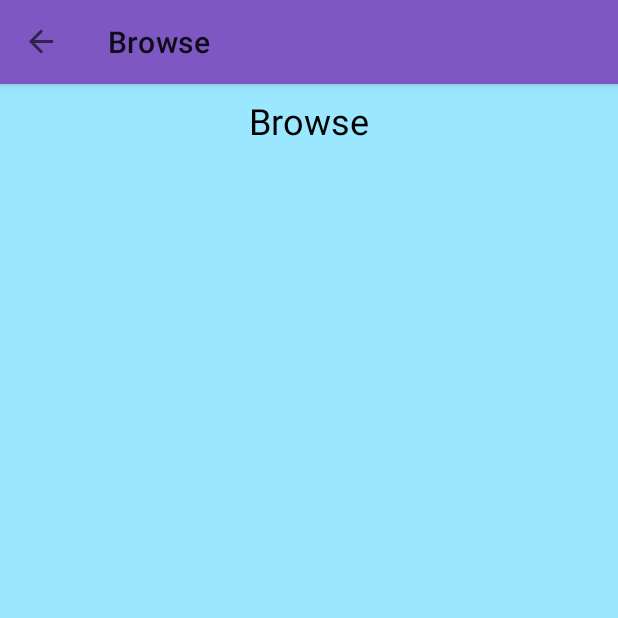
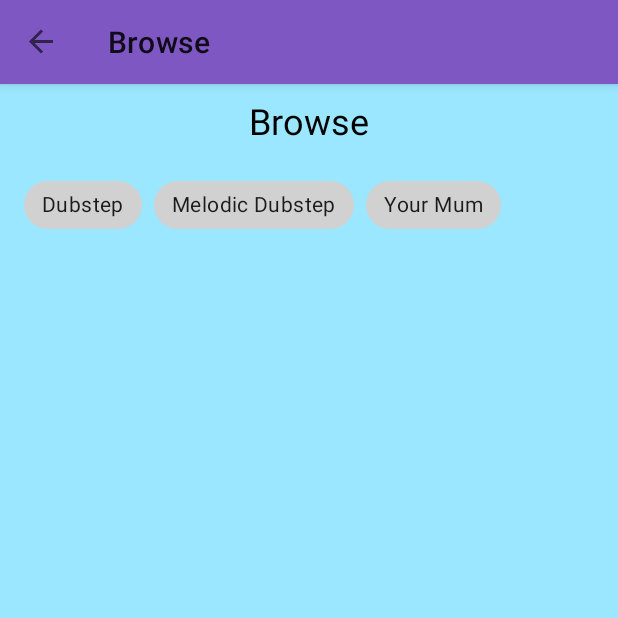
Before and after one commit to rpezzuti/DailyDose, an Android app: the BrowseFragment screen opened through its navigation route, on a phone screen of 412 x 824 dp, the top half of it. Run offline under Robolectric (Android 15) with nearby library versions, the phone set to English and light mode, and no system bars; our stand-ins replace Room's generated code, Timber, data binding, navigation-ui; libraries missing offline, so code that uses them is left out: com.jakewharton.retrofit2; 2 statements that could not run were skipped.

Commit message:
added chip group XML, finally cleaned up browsing fragment code

```diff
--- a/app/src/main/java/rhett/pezzuti/dailydose/data/TrackDatabaseDao.kt
+++ b/app/src/main/java/rhett/pezzuti/dailydose/data/TrackDatabaseDao.kt
@@ -27,7 +27,7 @@ interface TrackDatabaseDao {
     fun getFavorites(favorite: Boolean): LiveData<List<DatabaseTrack>>
 
     @Query ("SELECT * FROM track_table WHERE is_favorite = :favorite")
-    fun saveFavorites(favorite: Boolean): List<DatabaseTrack>
+    fun getFavoritesToSave(favorite: Boolean): List<DatabaseTrack>
 
     @Query("SELECT * FROM track_table ORDER BY track_timestamp DESC LIMIT 5")
     fun getRecentTracks(): LiveData<List<DatabaseTrack>>
--- a/app/src/main/java/rhett/pezzuti/dailydose/main/browse/BrowseFragment.kt
+++ b/app/src/main/java/rhett/pezzuti/dailydose/main/browse/BrowseFragment.kt
@@ -12,6 +12,7 @@ import android.widget.Toast
 import androidx.appcompat.app.AppCompatActivity
 import androidx.databinding.DataBindingUtil
 import androidx.lifecycle.ViewModelProvider
+import com.google.android.material.chip.Chip
 import rhett.pezzuti.dailydose.R
 import rhett.pezzuti.dailydose.adapters.FabListener
 import rhett.pezzuti.dailydose.adapters.TrackAdapter
@@ -92,6 +93,8 @@ class BrowseFragment : Fragment() {
         })
         binding.browseRecyclerView.adapter = viewModelAdapter
 
+        makeChips()
+
 
 
         (activity as AppCompatActivity).supportActionBar?.title = getString(R.string.fragment_browse_title)
@@ -99,5 +102,29 @@ class BrowseFragment : Fragment() {
     }
 
 
+    private
+    fun makeChips() {
+        // Dummy List Data
+        val dummyList = listOf("Dubstep", "Melodic Dubstep", "Your Mum")
+
+        // Make a new Chip Group
+        val chipGroup = binding.browseChipGroup
+
+        // Inflate it
+        val inflater = LayoutInflater.from(chipGroup.context)
+
+        // Iterate over the list and make a new chip child for each string (genre) in the list
+        val children = dummyList.map { genre ->
+            val chip = inflater.inflate(R.layout.genre_chip, chipGroup, false) as Chip
+            chip.text = genre
+            chip.tag = genre
+            chip
+        }
+
+        chipGroup.removeAllViews()
+        for (chip in children) {
+            chipGroup.addView(chip)
+        }
+    }
 
 }
--- a/app/src/main/java/rhett/pezzuti/dailydose/network/RetrofitBrowse.kt
+++ b/app/src/main/java/rhett/pezzuti/dailydose/network/RetrofitBrowse.kt
@@ -1,6 +1,5 @@
 package rhett.pezzuti.dailydose.network
 
-import androidx.work.impl.constraints.trackers.NetworkStateTracker
 import com.google.gson.JsonObject
 import com.jakewharton.retrofit2.adapter.kotlin.coroutines.CoroutineCallAdapterFactory
 import com.squareup.moshi.Moshi
@@ -10,10 +9,7 @@ import retrofit2.Call
 import retrofit2.Retrofit
 import retrofit2.converter.gson.GsonConverterFactory
 import retrofit2.converter.moshi.MoshiConverterFactory
-import retrofit2.converter.scalars.ScalarsConverterFactory
 import retrofit2.http.GET
-import rhett.pezzuti.dailydose.data.domain.LocalTrack
-import rhett.pezzuti.dailydose.data.domain.Track
 
 private const val FIREBASE_BASE_URL = "https://daily-dose-f1709-default-rtdb.firebaseio.com/"
 
@@ -27,13 +23,6 @@ private val moshiRetrofit = Retrofit.Builder()
     .addCallAdapterFactory(CoroutineCallAdapterFactory())
     .build()
 
-// Different scalars factory, in an attempt to get a JSON object.
-// Works when getting listOf(track1, track2)
-private val scalarsRetrofit = Retrofit.Builder()
-    .baseUrl(FIREBASE_BASE_URL)
-    .addConverterFactory(ScalarsConverterFactory.create())
-    .build()
-
 private val gsonRetrofit = Retrofit.Builder()
     .baseUrl(FIREBASE_BASE_URL)
     .addConverterFactory(GsonConverterFactory.create())
@@ -41,58 +30,8 @@ private val gsonRetrofit = Retrofit.Builder()
 
 interface BrowseFirebaseApiService {
 
-    /**
-     * GET A JSON OBJECT
-     * - Scalars RETROFIT
-     * - @GET ("tracks/test-genre.json")
-     * - :Call<String>
-     */
-
-    @GET("tracks/dummy-genre/track.json")
-    fun getOneTrackFromFirebase():
-            Call<Track>
-
-    // Moshi, returns a List<Track> object
-    @GET("tracks/test-genre-list.json")
-    fun getTestGenreListTrack():
-            Call<List<Track>>
-
-
-    //          SCALARS
-    // @GET ("tracks/test-genre") returns HTML
-    // @GET ("tracks.test-genre.json) returns A full JSON object of the entire Genre
-    // @GET ("tracks/test-genre/It%20Sounds%20Like%20We're%20Breaking.json") returns just that track
-    // If i try to return a Call<Track> instead of Call<String>, i get a converter Error
-    // - for @GET ("tracks/test-genre/It%20Sounds%20Like%20We're%20Breaking.json")
-    @GET ("tracks/test-genre.json")
-    fun getOneJsonString():
-            Call<String>
-
-    // Moshi, gives me one track that is parsed. Returns name
-    @GET("tracks/test-genre/It%20Sounds%20Like%20We're%20Breaking.json")
-    fun parseOneJson():
-            Call<LocalTrack>
-
-
-
-
-
-
-
-
-
-
-
-
-
-    // Gson, gives me a Json object to parse.
-    @GET ("tracks/melodic-dubstep.json")
-    fun getMelodicDubstep():
-            Call<JsonObject>
-
-
-
     // Gson, get all the babies.
+    // The dream has been realized.
     @GET ("tracks.json")
     fun getAllTracks():
             Call<JsonObject>
@@ -103,22 +42,6 @@ interface BrowseFirebaseApiService {
     fun getAllTracksDeferred():
         Deferred<NetworkTrackContainerJson>
 
-
-
-
-
-
-
-
-
-    // Moshi, used in Repo to get those two tracks.
-    @GET("tracks/test-genre-list.json")
-    fun getOneGenreFromFirebaseRepo():
-            Deferred<List<Track>>
-
-    // The dream.
-    @GET (".json")
-    fun refreshDatabase(): Deferred<NetworkTrackContainer>
 }
 
 object BrowseFirebaseMoshi {
@@ -127,13 +50,6 @@ object BrowseFirebaseMoshi {
     }
 }
 
-// In an attempt to get JSON data. Expects an array, but is an object.
-object BrowseFirebaseScalars {
-    val retrofitService : BrowseFirebaseApiService by lazy {
-        scalarsRetrofit.create(BrowseFirebaseApiService::class.java)
-    }
-}
-
 object BrowseFirebaseGson {
     val retrofitService : BrowseFirebaseApiService by lazy {
         gsonRetrofit.create(BrowseFirebaseApiService::class.java)
--- /dev/null
+++ b/app/src/main/res/color/selected_highlight.xml
@@ -0,0 +1,8 @@
+<?xml version="1.0" encoding="utf-8"?>
+<!-- Stateless works from top to bottom, so the first match it finds for the state, it will use. -->
+<!-- Can put default color last, so that if none of the states are checked, it will default. -->
+<!-- alpha is 82% transparent. -->
+<selector xmlns:android="http://schemas.android.com/apk/res/android">
+    <item android:color="?colorPrimaryVariant" android:state_selected="true" />
+    <item android:color="?colorOnSurface" android:alpha="0.18" />
+</selector>
--- a/app/src/main/res/layout/fragment_browse.xml
+++ b/app/src/main/res/layout/fragment_browse.xml
@@ -27,6 +27,26 @@
             app:layout_constraintStart_toStartOf="parent"
             app:layout_constraintTop_toTopOf="parent" />
 
+        <HorizontalScrollView
+            android:id="@+id/chips"
+            android:layout_width="wrap_content"
+            android:layout_height="wrap_content"
+            app:layout_constraintTop_toBottomOf="@id/browse_text"
+            app:layout_constraintStart_toStartOf="parent"
+            app:layout_constraintEnd_toEndOf="parent"
+            app:layout_constraintHorizontal_bias="0">
+
+        <!-- Single Selection = One filter active at a time -->
+        <!-- Single Line = Chips on one line -->
+        <com.google.android.material.chip.ChipGroup
+            android:id="@+id/browse_chip_group"
+            android:layout_width="wrap_content"
+            android:layout_height="wrap_content"
+            android:padding="@dimen/margin_medium"
+            app:singleLine="true"
+            app:singleSelection="true" />
+        </HorizontalScrollView>
+
         <androidx.recyclerview.widget.RecyclerView
             android:id="@+id/browse_recycler_view"
             android:layout_width="0dp"
@@ -36,7 +56,7 @@
             app:layout_constraintBottom_toBottomOf="parent"
             app:layout_constraintEnd_toEndOf="parent"
             app:layout_constraintStart_toStartOf="parent"
-            app:layout_constraintTop_toBottomOf="@+id/browse_text" />
+            app:layout_constraintTop_toBottomOf="@+id/chips" />
 
 
 
--- /dev/null
+++ b/app/src/main/res/layout/genre_chip.xml
@@ -0,0 +1,18 @@
+<?xml version="1.0" encoding="utf-8"?>
+
+<!--- checkedIconVisible is the default checked Icon for a chip -->
+<!--- tools so we can see it in the viewer -->
+<!--- app:chipBackgroundColor is our StateListDrawable. Triggers background colors when the chip is selected -->
+
+<!-- Can't see it because of theme-ing stuff. -->
+<com.google.android.material.chip.Chip
+    xmlns:android="http://schemas.android.com/apk/res/android"
+    xmlns:app="http://schemas.android.com/apk/res-auto"
+    xmlns:tools="http://schemas.android.com/tools"
+    android:layout_width="wrap_content"
+    android:layout_height="wrap_content"
+    app:checkedIconVisible="true"
+    tools:checked="true"
+    app:chipBackgroundColor="@color/selected_highlight"
+    style="@style/Widget.MaterialComponents.Chip.Choice">
+</com.google.android.material.chip.Chip>
```
Also changed, not shown: app/src/main/java/rhett/pezzuti/dailydose/main/browse/BrowseViewModel.kt (+22 -174 lines).
